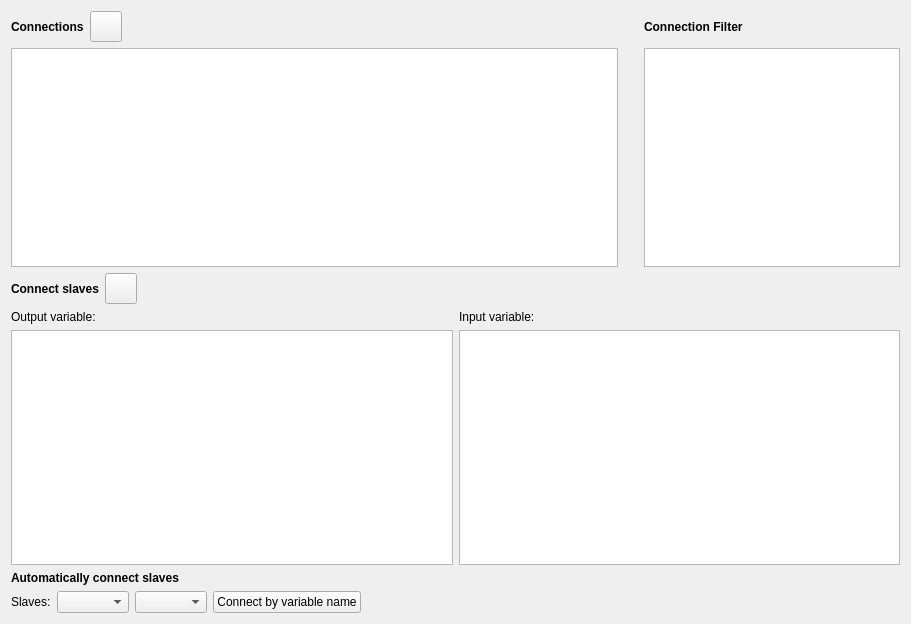
Qt form MasterSimulatorUI/src/MSIMViewConnections.ui (ghorwin/MasterSim) before a commit.
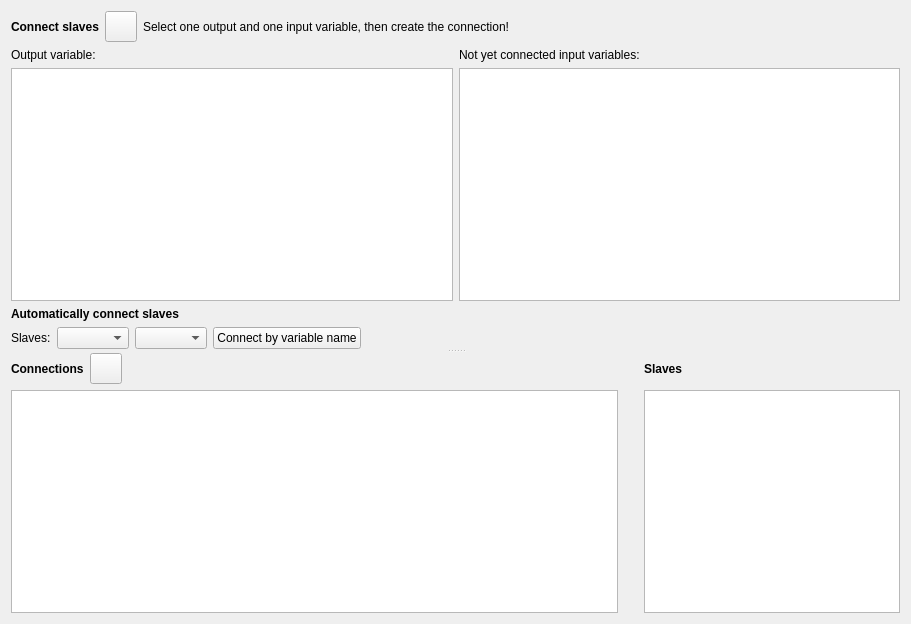
The same form after that commit. Icons and pictures are not drawn.

Commit message: Invalid connections are highlighted now

```diff
--- a/MasterSimulatorUI/src/MSIMViewConnections.ui
+++ b/MasterSimulatorUI/src/MSIMViewConnections.ui
@@ -13,115 +13,14 @@
   <property name="windowTitle">
    <string>Form</string>
   </property>
+  <layout class="QVBoxLayout" name="verticalLayout_2">
+   <item>
+    <widget class="QSplitter" name="splitter">
+     <property name="orientation">
+      <enum>Qt::Vertical</enum>
+     </property>
+     <widget class="QWidget" name="">
   <layout class="QVBoxLayout" name="verticalLayout">
-   <item>
-    <layout class="QGridLayout" name="gridLayout" columnstretch="0,0,1,0,0,0">
-     <item row="0" column="4">
-      <spacer name="horizontalSpacer_3">
-       <property name="orientation">
-        <enum>Qt::Horizontal</enum>
-       </property>
-       <property name="sizeType">
-        <enum>QSizePolicy::Fixed</enum>
-       </property>
-       <property name="sizeHint" stdset="0">
-        <size>
-         <width>20</width>
-         <height>20</height>
-        </size>
-       </property>
-      </spacer>
-     </item>
-     <item row="1" column="0" colspan="4">
-      <widget class="QTableWidget" name="tableWidgetConnections">
-       <property name="alternatingRowColors">
-        <bool>true</bool>
-       </property>
-       <property name="selectionMode">
-        <enum>QAbstractItemView::SingleSelection</enum>
-       </property>
-       <property name="selectionBehavior">
-        <enum>QAbstractItemView::SelectRows</enum>
-       </property>
-       <property name="sortingEnabled">
-        <bool>true</bool>
-       </property>
-      </widget>
-     </item>
-     <item row="0" column="0">
-      <widget class="QLabel" name="label_2">
-       <property name="font">
-        <font>
-         <weight>75</weight>
-         <bold>true</bold>
-        </font>
-       </property>
-       <property name="text">
-        <string>Connections</string>
-       </property>
-      </widget>
-     </item>
-     <item row="0" column="2">
-      <spacer name="horizontalSpacer_2">
-       <property name="orientation">
-        <enum>Qt::Horizontal</enum>
-       </property>
-       <property name="sizeHint" stdset="0">
-        <size>
-         <width>40</width>
-         <height>20</height>
-        </size>
-       </property>
-      </spacer>
-     </item>
-     <item row="0" column="5">
-      <widget class="QLabel" name="label_4">
-       <property name="font">
-        <font>
-         <weight>75</weight>
-         <bold>true</bold>
-        </font>
-       </property>
-       <property name="text">
-        <string>Connection Filter</string>
-       </property>
-      </widget>
-     </item>
-     <item row="1" column="5">
-      <widget class="QTableWidget" name="tableWidgetSlaves">
-       <property name="baseSize">
-        <size>
-         <width>0</width>
-         <height>50</height>
-        </size>
-       </property>
-       <property name="alternatingRowColors">
-        <bool>true</bool>
-       </property>
-      </widget>
-     </item>
-     <item row="0" column="1">
-      <widget class="QToolButton" name="toolButtonRemoveConnection">
-       <property name="toolTip">
-        <string>Removes selected connection</string>
-       </property>
-       <property name="icon">
-        <iconset resource="../resources/MasterSimulator.qrc">
-         <normaloff>:/gfx/actions/24x24/minus.png</normaloff>:/gfx/actions/24x24/minus.png</iconset>
-       </property>
-       <property name="iconSize">
-        <size>
-         <width>24</width>
-         <height>24</height>
-        </size>
-       </property>
-       <property name="shortcut">
-        <string>Del</string>
-       </property>
-      </widget>
-     </item>
-    </layout>
-   </item>
    <item>
     <layout class="QHBoxLayout" name="horizontalLayout_2">
      <item>
@@ -154,6 +53,13 @@
        </property>
       </widget>
      </item>
+         <item>
+          <widget class="QLabel" name="label_8">
+           <property name="text">
+            <string>Select one output and one input variable, then create the connection!</string>
+           </property>
+          </widget>
+         </item>
      <item>
       <spacer name="horizontalSpacer_4">
        <property name="orientation">
@@ -181,7 +87,7 @@
      <item row="0" column="1">
       <widget class="QLabel" name="label_7">
        <property name="text">
-        <string>Input variable:</string>
+            <string>Not yet connected input variables:</string>
        </property>
       </widget>
      </item>
@@ -276,6 +182,118 @@
       </spacer>
      </item>
     </layout>
+       </item>
+      </layout>
+     </widget>
+     <widget class="QWidget" name="">
+      <layout class="QGridLayout" name="gridLayout" columnstretch="0,0,1,0,0,0">
+       <item row="0" column="4">
+        <spacer name="horizontalSpacer_3">
+         <property name="orientation">
+          <enum>Qt::Horizontal</enum>
+         </property>
+         <property name="sizeType">
+          <enum>QSizePolicy::Fixed</enum>
+         </property>
+         <property name="sizeHint" stdset="0">
+          <size>
+           <width>20</width>
+           <height>20</height>
+          </size>
+         </property>
+        </spacer>
+       </item>
+       <item row="0" column="0">
+        <widget class="QLabel" name="label_2">
+         <property name="font">
+          <font>
+           <weight>75</weight>
+           <bold>true</bold>
+          </font>
+         </property>
+         <property name="text">
+          <string>Connections</string>
+         </property>
+        </widget>
+       </item>
+       <item row="0" column="5">
+        <widget class="QLabel" name="label_4">
+         <property name="font">
+          <font>
+           <weight>75</weight>
+           <bold>true</bold>
+          </font>
+         </property>
+         <property name="text">
+          <string>Slaves</string>
+         </property>
+        </widget>
+       </item>
+       <item row="1" column="0" colspan="4">
+        <widget class="QTableWidget" name="tableWidgetConnections">
+         <property name="alternatingRowColors">
+          <bool>true</bool>
+         </property>
+         <property name="selectionMode">
+          <enum>QAbstractItemView::SingleSelection</enum>
+         </property>
+         <property name="selectionBehavior">
+          <enum>QAbstractItemView::SelectRows</enum>
+         </property>
+         <property name="sortingEnabled">
+          <bool>true</bool>
+         </property>
+        </widget>
+       </item>
+       <item row="0" column="1">
+        <widget class="QToolButton" name="toolButtonRemoveConnection">
+         <property name="toolTip">
+          <string>Removes selected connection</string>
+         </property>
+         <property name="icon">
+          <iconset resource="../resources/MasterSimulator.qrc">
+           <normaloff>:/gfx/actions/24x24/minus.png</normaloff>:/gfx/actions/24x24/minus.png</iconset>
+         </property>
+         <property name="iconSize">
+          <size>
+           <width>24</width>
+           <height>24</height>
+          </size>
+         </property>
+         <property name="shortcut">
+          <string>Del</string>
+         </property>
+        </widget>
+       </item>
+       <item row="1" column="5">
+        <widget class="QTableWidget" name="tableWidgetSlaves">
+         <property name="baseSize">
+          <size>
+           <width>0</width>
+           <height>50</height>
+          </size>
+         </property>
+         <property name="alternatingRowColors">
+          <bool>true</bool>
+         </property>
+        </widget>
+       </item>
+       <item row="0" column="2">
+        <spacer name="horizontalSpacer_2">
+         <property name="orientation">
+          <enum>Qt::Horizontal</enum>
+         </property>
+         <property name="sizeHint" stdset="0">
+          <size>
+           <width>40</width>
+           <height>20</height>
+          </size>
+         </property>
+        </spacer>
+       </item>
+      </layout>
+     </widget>
+    </widget>
    </item>
   </layout>
  </widget>
```
Lines whose indentation alone changed are shown as unchanged. The commit also changes 4 other files.
